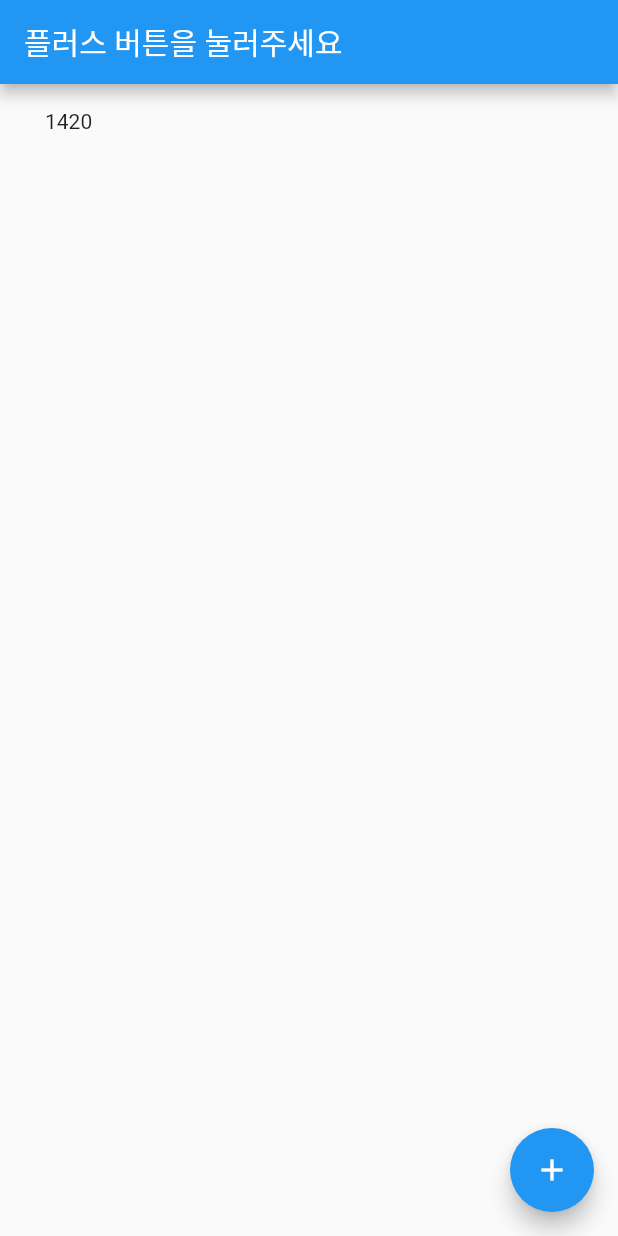
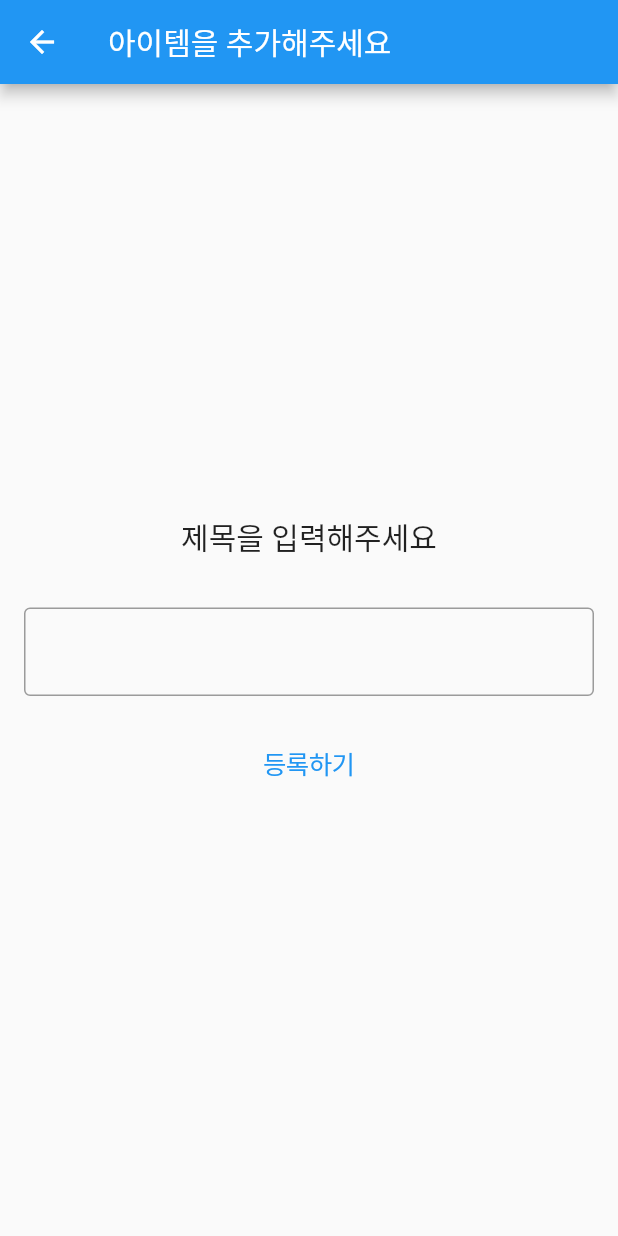
Before and after one commit to kkyy3402/Flutter_Lecture, a Flutter app: the screen it shows after launch, after a tap on the "add" icon, on a phone screen of 412 x 824 dp. Run offline on Flutter 3.47's test engine with Material 2 defaults, Android fonts, the phone set to English and light mode, and no system bars.

Commit message:
메모장 예제 끝

```diff
--- a/Memo_Example1/flutter_app/lib/FirstPage.dart
+++ b/Memo_Example1/flutter_app/lib/FirstPage.dart
@@ -1,6 +1,9 @@
 import 'dart:math';
 
 import 'package:flutter/material.dart';
+import 'package:flutter_app/SecondPage.dart';
+import 'package:flutter_app/SimpleState.dart';
+import 'package:provider/provider.dart';
 
 class FirstPage extends StatefulWidget {
   @override
@@ -13,26 +16,40 @@ class _FirstPageState extends State<FirstPage> {
 
   @override
   Widget build(BuildContext context) {
+
     return Scaffold(
-      appBar: AppBar(title: Text("플러스 버튼을 눌러주세요")),
+      appBar: AppBar(title: Text("메모를 추가해주세요")),
       floatingActionButton: FloatingActionButton(
         onPressed: (){
           setState(() {
-            list.add("${Random().nextInt(2000)}");
+            //list.add("${Random().nextInt(2000)}");
+            Navigator.pushNamed(context, '/secondPage');
           });
         },
         child: Icon(
             Icons.add
         ),
       ),
-      body: ListView.builder(
-        itemCount: list.length,
-        itemBuilder: (BuildContext context, int index) {
-          return Container(
-              alignment: Alignment.centerLeft,
-              margin: EdgeInsets.only(left: 30),
-              height: 50,
-              child: Text("${list[index]}")
+      body: Consumer<SimpleState>(
+        builder: (context, state, child){
+          return ListView.builder(
+            itemCount: state.getMemo().length,
+            //itemCount: list.length,
+            itemBuilder: (BuildContext context, int index) {
+              return InkWell(
+                onTap: (){
+                  state.removeMemo(index);
+                },
+                child: Container(
+                    width: double.infinity,
+                    alignment: Alignment.center,
+                    height: 50,
+                    child: Text(
+                        "${state.getMemo()[index]}"
+                    )
+                ),
+              );
+            },
           );
         },
       ),
--- /dev/null
+++ b/Memo_Example1/flutter_app/lib/SecondPage.dart
@@ -0,0 +1,77 @@
+import 'package:flutter/cupertino.dart';
+import 'package:flutter/material.dart';
+import 'package:flutter_app/SimpleState.dart';
+import 'package:provider/provider.dart';
+
+class SecondPage extends StatefulWidget {
+  @override
+  _SecondPageState createState() => _SecondPageState();
+}
+
+class _SecondPageState extends State<SecondPage> {
+
+  TextEditingController _contentTextController;
+
+  @override
+  void initState() {
+    super.initState();
+
+    _contentTextController = TextEditingController();
+
+  }
+
+  @override
+  Widget build(BuildContext context) {
+    return Scaffold(
+      appBar: AppBar(
+        title: Text("아이템을 추가해주세요"),
+      ),
+      body: Consumer<SimpleState>(
+        builder: (widget, state, child){
+          return Container(
+            padding: EdgeInsets.all(16),
+            alignment: Alignment.center,
+            height: double.infinity,
+            child: SingleChildScrollView(
+              child: Column(
+                children: [
+
+                  Text(
+                    "제목을 입력해주세요",
+                    style: TextStyle(
+                        fontSize: 20
+                    ),
+                  ),
+
+                  SizedBox(
+                    height: 32,
+                  ),
+
+                  TextField(
+                    controller: _contentTextController,
+                    decoration: InputDecoration(
+                        border: OutlineInputBorder()
+                    ),
+                  ),
+
+                  SizedBox(
+                    height: 16,
+                  ),
+
+                  CupertinoButton(
+                      child: Text("등록하기"),
+                      onPressed: (){
+                        state.addMemo(_contentTextController.text);
+                        Navigator.pop(context);
+                      }
+                  )
+
+                ],
+              ),
+            ),
+          );
+        },
+      ),
+    );
+  }
+}
--- /dev/null
+++ b/Memo_Example1/flutter_app/lib/SimpleState.dart
@@ -0,0 +1,21 @@
+import 'package:flutter/cupertino.dart';
+
+class SimpleState extends ChangeNotifier {
+
+  List<String> _memoList = [];
+
+  void addMemo(String memo){
+    _memoList.add(memo);
+    notifyListeners();
+  }
+
+  List<String> getMemo(){
+    return _memoList;
+  }
+
+  void removeMemo(int index){
+    _memoList.removeAt(index);
+    notifyListeners();
+  }
+
+}
--- a/Memo_Example1/flutter_app/lib/main.dart
+++ b/Memo_Example1/flutter_app/lib/main.dart
@@ -1,9 +1,15 @@
 import 'package:flutter/material.dart';
+import 'package:flutter_app/SecondPage.dart';
+import 'package:flutter_app/SimpleState.dart';
+import 'package:provider/provider.dart';
 
 import 'FirstPage.dart';
 
 void main() {
-  runApp(MyApp());
+  runApp(ChangeNotifierProvider(
+    child: MyApp(),
+    create: (context) => SimpleState(),
+  ));
 }
 
 class MyApp extends StatelessWidget {
@@ -11,7 +17,11 @@ class MyApp extends StatelessWidget {
   @override
   Widget build(BuildContext context) {
     return MaterialApp(
-      home: FirstPage(),
+      initialRoute: '/',
+      routes: {
+        '/': (BuildContext context) => FirstPage(),
+        '/secondPage': (BuildContext context) => SecondPage(),
+      },
     );
   }
 }
--- a/Memo_Example1/flutter_app/pubspec.yaml
+++ b/Memo_Example1/flutter_app/pubspec.yaml
@@ -23,6 +23,7 @@ environment:
 dependencies:
   flutter:
     sdk: flutter
+  provider:
 
 
   # The following adds the Cupertino Icons font to your application.
```
Also changed, not shown: Memo_Example1/flutter_app/pubspec.lock, 3 other files.
